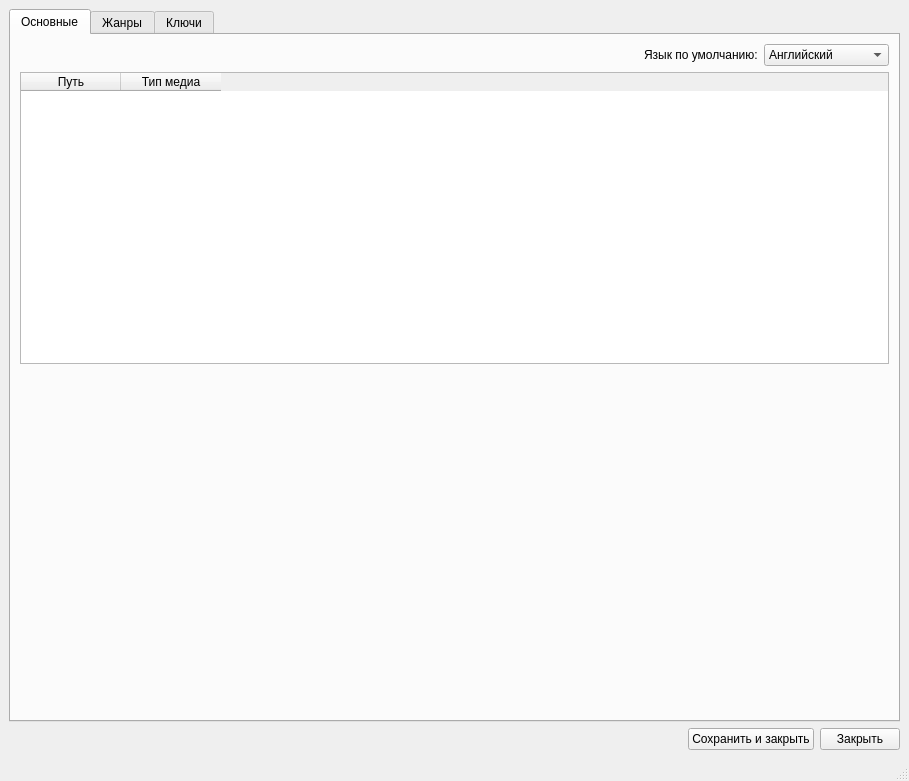
This is settingsapp.ui in DmitriusFalse/mediaFinder as Qt 5 draws it before an edit. The edited form follows.
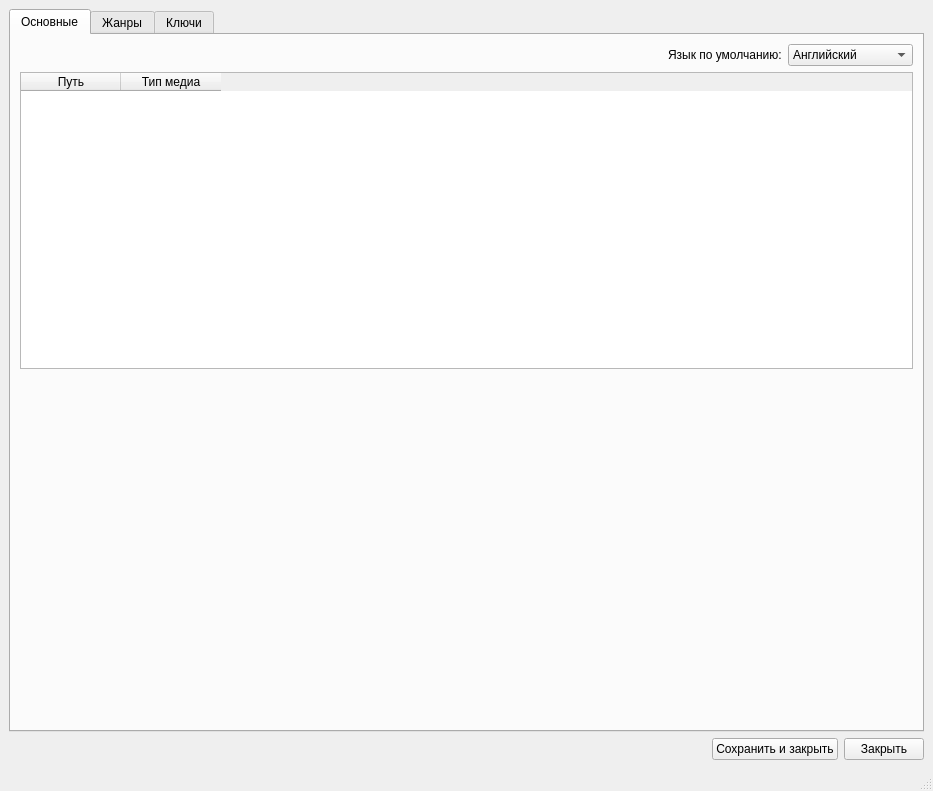
This is the edited form. Icons and pictures are not drawn.

```diff
--- a/settingsapp.ui
+++ b/settingsapp.ui
@@ -6,8 +6,8 @@
    <rect>
     <x>0</x>
     <y>0</y>
-    <width>909</width>
-    <height>781</height>
+    <width>933</width>
+    <height>791</height>
    </rect>
   </property>
   <property name="windowTitle">
```
Left out of the diff: 2 changed lines with no effect on the pictures.
